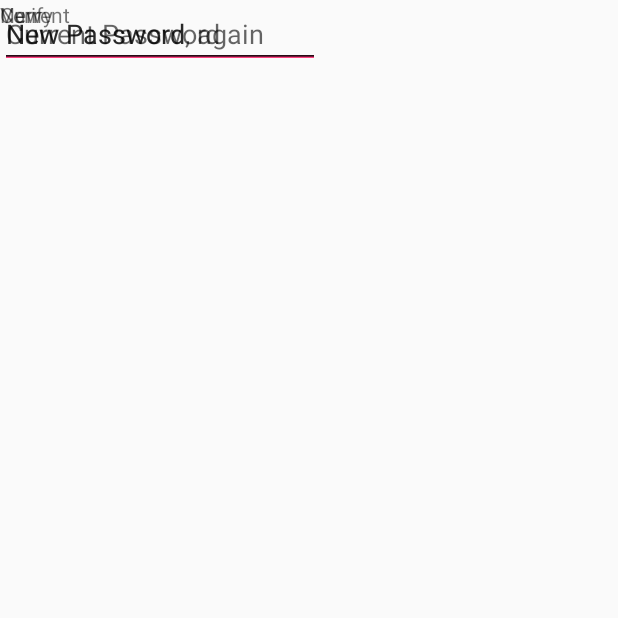
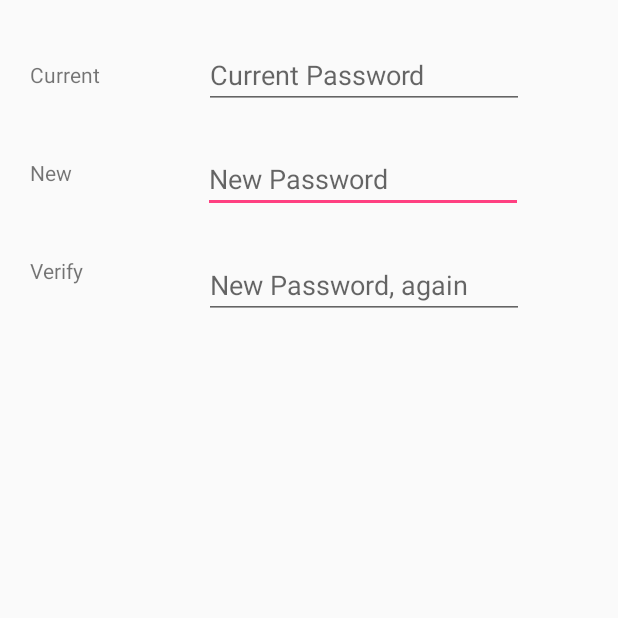
Before and after one commit to mpho001/HostMe, an Android app: the changePassword screen opened directly, with no data from a screen before it, on a phone screen of 412 x 824 dp, the top half of it. Run offline under Robolectric (Android 15) with nearby library versions, the phone set to English and light mode, and no system bars.

Commit message:
linked layout

```diff
--- a/app/src/main/java/com/example/melonderr/hostme/User_Main_Page.java
+++ b/app/src/main/java/com/example/melonderr/hostme/User_Main_Page.java
@@ -5,6 +5,7 @@ import android.os.Bundle;
 import android.app.Activity;
 import android.view.View;
 import android.widget.AdapterView;
+import android.widget.Button;
 import android.widget.GridView;
 import android.widget.Toast;
 
@@ -71,6 +72,15 @@ public class User_Main_Page extends Activity {
             }
         });
         */
+
+        Button accountBtn = findViewById(R.id.userAccount);
+        accountBtn.setOnClickListener(new View.OnClickListener() {
+            @Override
+            public void onClick(View v) {
+                Intent i = new Intent(User_Main_Page.this, my_account_info.class);
+                startActivity(i);
+            }
+        });
     }
 
 //    GridView grid;
--- a/app/src/main/java/com/example/melonderr/hostme/my_account_info.java
+++ b/app/src/main/java/com/example/melonderr/hostme/my_account_info.java
@@ -10,7 +10,7 @@ import android.content.Intent;
 import android.widget.Button;
 
 public class my_account_info extends AppCompatActivity {
-   // private Button changePasswordButton;
+
     @Override
     protected void onCreate(Bundle savedInstanceState) {
         super.onCreate(savedInstanceState);
@@ -26,12 +26,18 @@ public class my_account_info extends AppCompatActivity {
                         .setAction("Action", null).show();
             }
         });
-     //   changePasswordButton.setOnClickListener(new View.OnClickListener(){
-      //      @Override
-        //    public void onClick(View v){
-          //      startActivity(new Intent(my_account_info.this, changePassword.class));
 
-            //}
-        };
+        Button changePasswordButton = findViewById(R.id.changePassword);
+        changePasswordButton.setOnClickListener(new View.OnClickListener(){
+      @Override
+        public void onClick(View v){
+          Intent i = new Intent(my_account_info.this, changePassword.class);
+          startActivity(i);
+
+
+
+            }
+        });
 
     }
+}
--- a/app/src/main/res/layout/activity_change_password.xml
+++ b/app/src/main/res/layout/activity_change_password.xml
@@ -10,51 +10,63 @@
         android:id="@+id/newPassword"
         android:layout_width="wrap_content"
         android:layout_height="wrap_content"
+        android:layout_marginStart="13dp"
+        android:layout_marginTop="24dp"
         android:ems="10"
         android:hint="New Password"
-        tools:layout_editor_absoluteX="135dp"
-        tools:layout_editor_absoluteY="97dp" />
+        app:layout_constraintStart_toEndOf="@+id/newPass"
+        app:layout_constraintTop_toBottomOf="@+id/currentPassword" />
 
     <EditText
         android:id="@+id/verifyNewPassword"
         android:layout_width="wrap_content"
         android:layout_height="wrap_content"
+        android:layout_marginStart="14dp"
+        android:layout_marginTop="25dp"
         android:ems="10"
         android:hint="New Password, again"
-        tools:layout_editor_absoluteX="136dp"
-        tools:layout_editor_absoluteY="168dp" />
+        app:layout_constraintStart_toEndOf="@+id/verify"
+        app:layout_constraintTop_toBottomOf="@+id/newPassword" />
 
     <EditText
         android:id="@+id/currentPassword"
         android:layout_width="wrap_content"
         android:layout_height="wrap_content"
+        android:layout_marginStart="14dp"
+        android:layout_marginTop="27dp"
         android:ems="10"
         android:hint="Current Password"
-        tools:layout_editor_absoluteX="136dp"
-        tools:layout_editor_absoluteY="27dp" />
+        app:layout_constraintStart_toEndOf="@+id/current"
+        app:layout_constraintTop_toTopOf="parent" />
 
     <TextView
         android:id="@+id/current"
         android:layout_width="102dp"
         android:layout_height="30dp"
+        android:layout_marginStart="20dp"
+        android:layout_marginTop="40dp"
         android:text="Current"
-        tools:layout_editor_absoluteX="20dp"
-        tools:layout_editor_absoluteY="40dp" />
+        app:layout_constraintStart_toStartOf="parent"
+        app:layout_constraintTop_toTopOf="parent" />
 
     <TextView
         android:id="@+id/newPass"
         android:layout_width="102dp"
         android:layout_height="30dp"
+        android:layout_marginStart="20dp"
+        android:layout_marginTop="35dp"
         android:text="New"
-        tools:layout_editor_absoluteX="20dp"
-        tools:layout_editor_absoluteY="105dp"
+        app:layout_constraintStart_toStartOf="parent"
+        app:layout_constraintTop_toBottomOf="@+id/current"
         tools:ignore="DuplicateIds" />
 
     <TextView
         android:id="@+id/verify"
         android:layout_width="102dp"
         android:layout_height="30dp"
+        android:layout_marginStart="20dp"
+        android:layout_marginTop="35dp"
         android:text="Verify"
-        tools:layout_editor_absoluteX="20dp"
-        tools:layout_editor_absoluteY="170dp" />
+        app:layout_constraintStart_toStartOf="parent"
+        app:layout_constraintTop_toBottomOf="@+id/newPass" />
 </android.support.constraint.ConstraintLayout>
```
